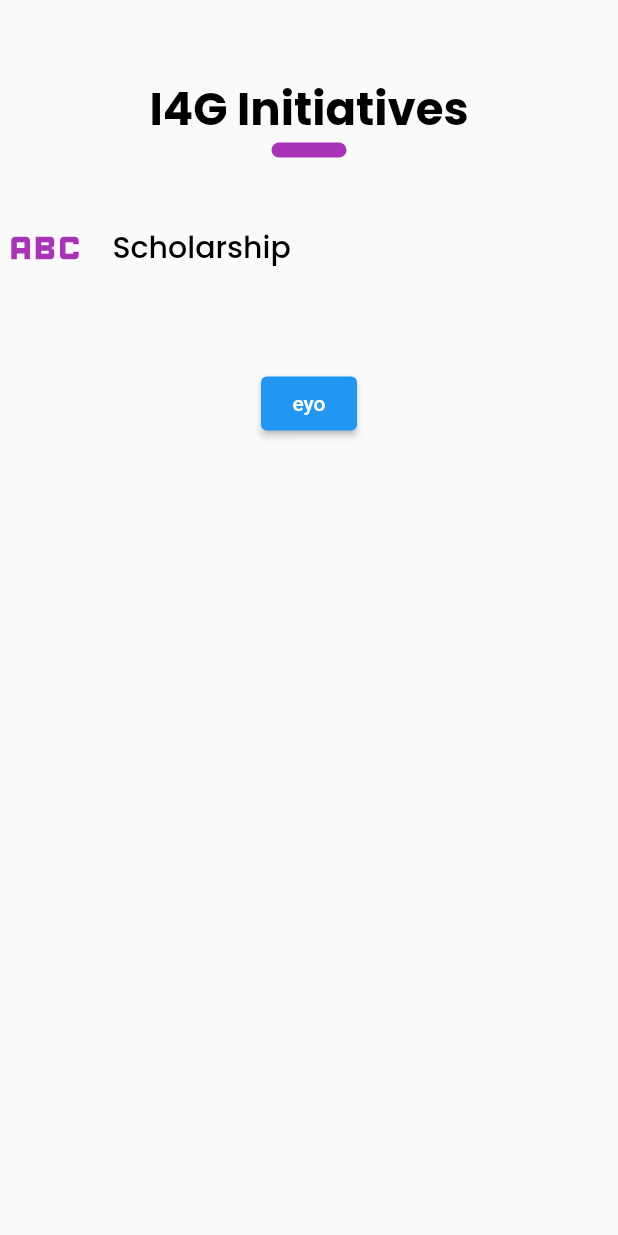
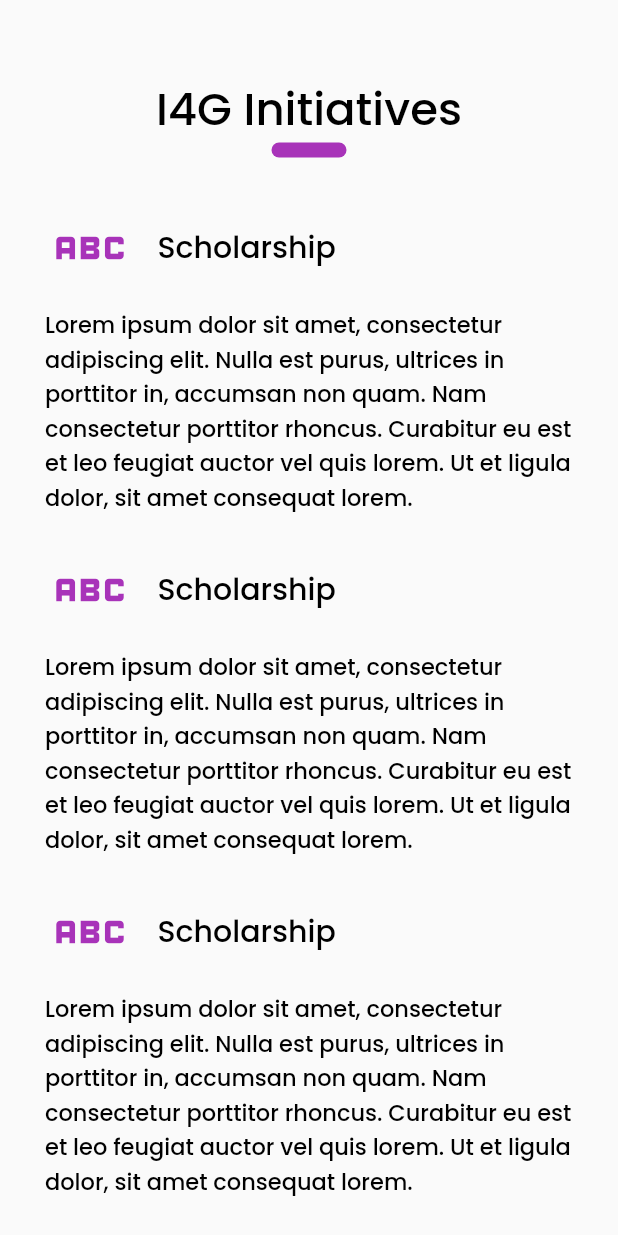
Before and after one commit to Jud-e/ehlites, a Flutter app: the Initiative widget shown alone on an empty page, opened directly, on a phone screen of 412 x 824 dp. Run offline on Flutter 3.47's test engine with Material 2 defaults, Android fonts, the light colour scheme and no system bars; our stand-ins replace google_fonts.

Commit message:
initiatives

```diff
--- a/lib/homepage.dart
+++ b/lib/homepage.dart
@@ -22,7 +22,9 @@ class _HomePageState extends State<HomePage> {
     return Scaffold(
       appBar: PreferredSize(
           preferredSize: Size(screenSize.width, 700.0),
-          child: screenSize.width < 760 ? const CustomDrawer() : const TopNavContent()),
+          child: screenSize.width < 760
+              ? const CustomDrawer()
+              : const TopNavContent()),
       // endDrawer: CustomDrawer(),
       body: SingleChildScrollView(
         child: Column(
@@ -37,7 +39,8 @@ class _HomePageState extends State<HomePage> {
               )),
               child: Padding(
                 padding: EdgeInsets.symmetric(
-                    horizontal: screenSize.width * 0.124, vertical: screenSize.height * 0.124),
+                    horizontal: screenSize.width * 0.124,
+                    vertical: screenSize.height * 0.124),
                 child: Column(
                   crossAxisAlignment: CrossAxisAlignment.start,
                   children: [
@@ -57,7 +60,8 @@ class _HomePageState extends State<HomePage> {
                     yMargin(5.0),
                     ElevatedButton(
                         onPressed: () {},
-                        style: ButtonStyle(backgroundColor: MaterialStateProperty.all(purple)),
+                        style: ButtonStyle(
+                            backgroundColor: MaterialStateProperty.all(purple)),
                         child: const Padding(
                           padding: EdgeInsets.all(10.0),
                           child: Text("See our impact"),
@@ -86,7 +90,8 @@ class _HomePageState extends State<HomePage> {
               width: screenSize.width,
               decoration: BoxDecoration(color: yellow),
               child: Padding(
-                padding: EdgeInsets.symmetric(horizontal: screenSize.width * 0.025, vertical: 50),
+                padding: EdgeInsets.symmetric(
+                    horizontal: screenSize.width * 0.025, vertical: 50),
                 child: Center(
                   child: Wrap(
                       direction: Axis.horizontal,
@@ -117,7 +122,8 @@ class _HomePageState extends State<HomePage> {
                             GestureDetector(
                                 child: Text(
                               "Learn More",
-                              style: normalStyle(15, purple, decoration: TextDecoration.underline),
+                              style: normalStyle(15, purple,
+                                  decoration: TextDecoration.underline),
                               textAlign: TextAlign.center,
                             ))
                           ],
@@ -145,7 +151,8 @@ class _HomePageState extends State<HomePage> {
                             GestureDetector(
                                 child: Text(
                               "Learn More",
-                              style: normalStyle(15, purple, decoration: TextDecoration.underline),
+                              style: normalStyle(15, purple,
+                                  decoration: TextDecoration.underline),
                               textAlign: TextAlign.center,
                             ))
                           ],
@@ -173,7 +180,8 @@ class _HomePageState extends State<HomePage> {
                             GestureDetector(
                                 child: Text(
                               "Learn More",
-                              style: normalStyle(15, purple, decoration: TextDecoration.underline),
+                              style: normalStyle(15, purple,
+                                  decoration: TextDecoration.underline),
                               textAlign: TextAlign.center,
                             ))
                           ],
@@ -191,11 +199,15 @@ class _HomePageState extends State<HomePage> {
                   Image.asset("images/bgimage1.jpg",
                       fit: BoxFit.cover,
                       height: screenSize.width < 700 ? 350 : 500,
-                      width: screenSize.width < 700 ? screenSize.width : screenSize.width * 0.5),
+                      width: screenSize.width < 700
+                          ? screenSize.width
+                          : screenSize.width * 0.5),
                   Container(
                     decoration: BoxDecoration(color: primary),
                     height: screenSize.width < 700 ? 350 : 500,
-                    width: screenSize.width < 700 ? screenSize.width : screenSize.width * 0.5,
+                    width: screenSize.width < 700
+                        ? screenSize.width
+                        : screenSize.width * 0.5,
                     child: Padding(
                       padding: const EdgeInsets.symmetric(horizontal: 50.0),
                       child: Column(
@@ -251,12 +263,16 @@ class _HomePageState extends State<HomePage> {
                   Image.asset("images/bgimage1.jpg",
                       fit: BoxFit.cover,
                       height: screenSize.width < 700 ? 350 : 500,
-                      width: screenSize.width < 700 ? screenSize.width : screenSize.width * 0.5),
+                      width: screenSize.width < 700
+                          ? screenSize.width
+                          : screenSize.width * 0.5),
                   Container(
                     // ignore: prefer_const_constructors
-                    decoration: BoxDecoration(color: Colors.red),
+                    decoration: BoxDecoration(color: primary),
                     height: screenSize.width < 700 ? 350 : 500,
-                    width: screenSize.width < 700 ? screenSize.width : screenSize.width * 0.5,
+                    width: screenSize.width < 700
+                        ? screenSize.width
+                        : screenSize.width * 0.5,
                     child: Padding(
                       padding: const EdgeInsets.symmetric(horizontal: 50.84),
                       child: Column(
@@ -288,8 +304,9 @@ class _HomePageState extends State<HomePage> {
             yMargin(10),
             SizedBox(
                 width: screenSize.width,
-                height: screenSize.width < 700 ? 700 : 450,
-                child: const Initiative())
+                height: screenSize.width < 700 ? 770 : 750,
+                child: const Initiative()),
+            yMargin(20),
           ],
         ),
       ),
--- a/lib/initiatives.dart
+++ b/lib/initiatives.dart
@@ -30,12 +30,12 @@ class _InitiativeState extends State<Initiative> {
                   : screenSize.width * 0.5,
               child: Padding(
                 padding:
-                    const EdgeInsets.symmetric(horizontal: 0, vertical: 50),
+                    const EdgeInsets.symmetric(horizontal: 30, vertical: 50),
                 child: Column(
                   children: [
                     Text(
                       "I4G Initiatives",
-                      style: heavyStyle(30, black),
+                      style: thickStyle(30, black),
                     ),
                     Container(
                       decoration: BoxDecoration(
@@ -59,14 +59,71 @@ class _InitiativeState extends State<Initiative> {
                           style: thickStyle(20, black),
                         )
                       ],
-                    )
+                    ),
+                    yMargin(10),
+                    Text(
+                      "Lorem ipsum dolor sit amet, consectetur adipiscing elit. Nulla est purus, ultrices in porttitor in, accumsan non quam. Nam consectetur porttitor rhoncus. Curabitur eu est et leo feugiat auctor vel quis lorem. Ut et ligula dolor, sit amet consequat lorem. ",
+                      style: normalStyle(15, black),
+                    ),
+                    yMargin(20),
+                    Row(
+                      children: [
+                        Icon(
+                          Icons.abc,
+                          size: 60,
+                          color: secondary,
+                        ),
+                        xMargin(15),
+                        Text(
+                          "Scholarship",
+                          style: thickStyle(20, black),
+                        )
+                      ],
+                    ),
+                    yMargin(10),
+                    Text(
+                      "Lorem ipsum dolor sit amet, consectetur adipiscing elit. Nulla est purus, ultrices in porttitor in, accumsan non quam. Nam consectetur porttitor rhoncus. Curabitur eu est et leo feugiat auctor vel quis lorem. Ut et ligula dolor, sit amet consequat lorem. ",
+                      style: normalStyle(15, black),
+                    ),
+                    yMargin(20),
+                    Row(
+                      children: [
+                        Icon(
+                          Icons.abc,
+                          size: 60,
+                          color: secondary,
+                        ),
+                        xMargin(15),
+                        Text(
+                          "Scholarship",
+                          style: thickStyle(20, black),
+                        )
+                      ],
+                    ),
+                    yMargin(10),
+                    Text(
+                      "Lorem ipsum dolor sit amet, consectetur adipiscing elit. Nulla est purus, ultrices in porttitor in, accumsan non quam. Nam consectetur porttitor rhoncus. Curabitur eu est et leo feugiat auctor vel quis lorem. Ut et ligula dolor, sit amet consequat lorem. ",
+                      style: normalStyle(15, black),
+                    ),
                   ],
                 ),
               ),
             )
           ],
         ),
-        ElevatedButton(onPressed: () {}, child: Text("eyo"))
+        ElevatedButton(
+            onPressed: () {},
+            style: ButtonStyle(
+                shape: MaterialStateProperty.all(RoundedRectangleBorder(
+                    borderRadius: BorderRadius.circular(18.0))),
+                backgroundColor: MaterialStateProperty.all(secondary)),
+            child: Padding(
+              padding: const EdgeInsets.all(10.0),
+              child: Text(
+                "SUPPORT THE MISSION",
+                style: normalStyle(20, primary),
+              ),
+            ))
       ],
     );
   }
```
